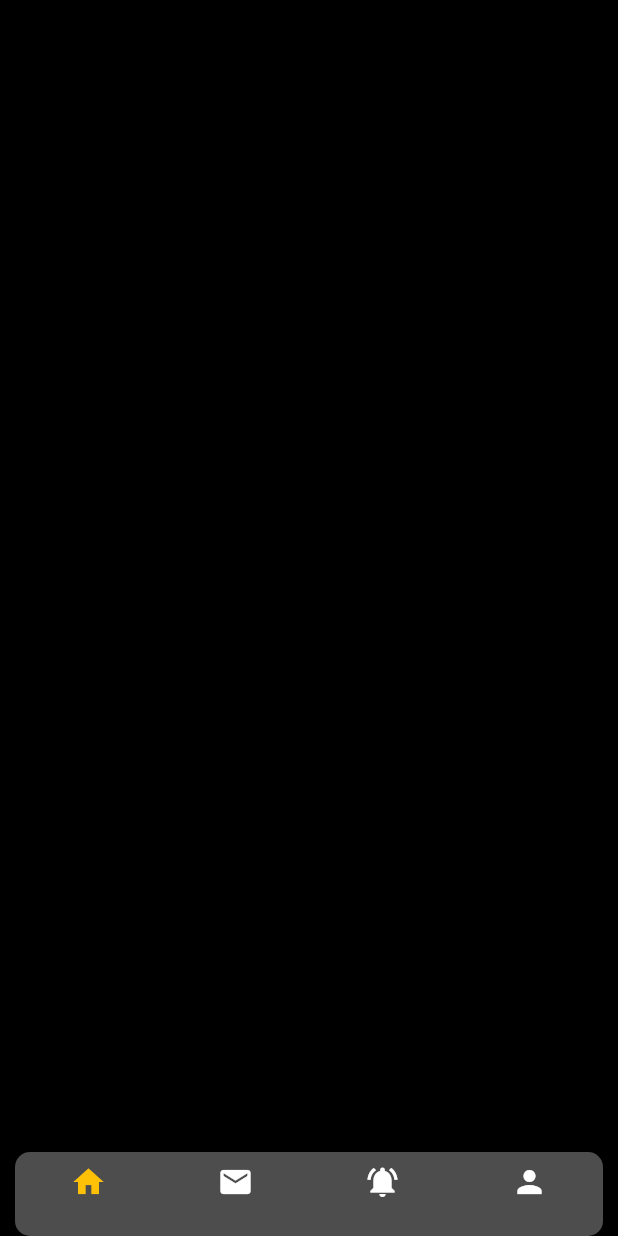
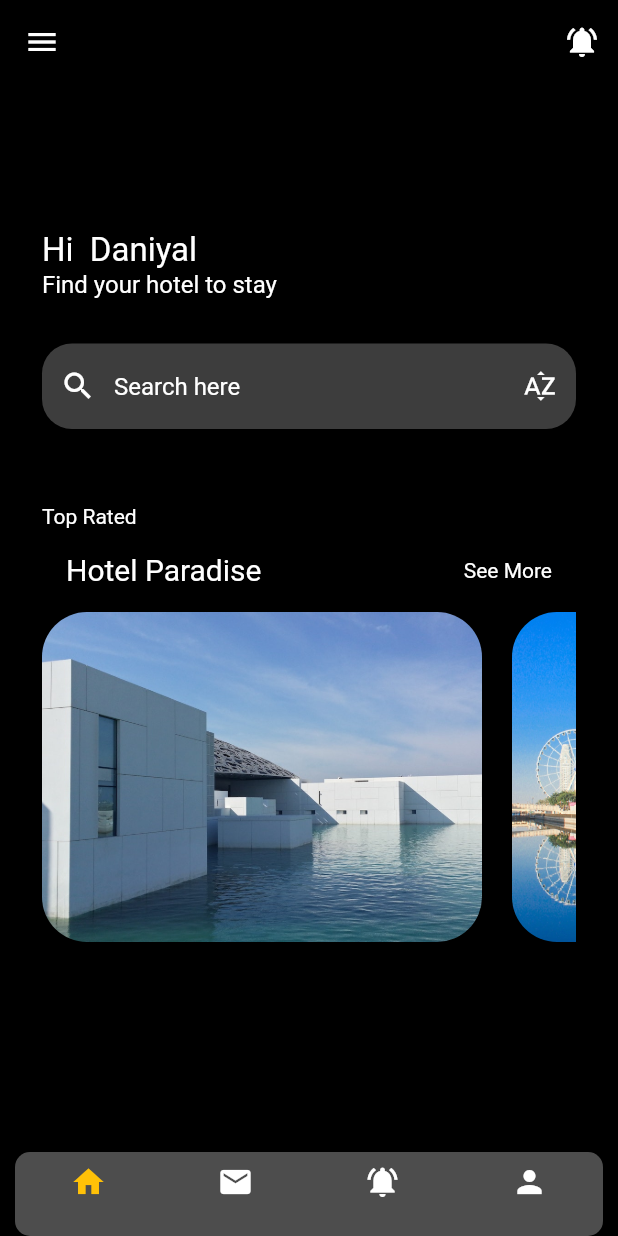
Before and after one commit to Bonnahjohn/hotel, a Flutter app: the Myhome screen opened directly, on a phone screen of 412 x 824 dp. Run offline on Flutter 3.47's test engine with Material 2 defaults, Android fonts, the phone set to English and light mode, and no system bars; our stand-ins replace get; missing offline and left inert: dart:ffi.

Commit message:
Each hotel image is append in the home screen

```diff
--- /dev/null
+++ b/hotels/lib/pages/configuration.dart
@@ -0,0 +1,40 @@
+class Products {
+  late String image;
+  late String dummyText;
+  late int price;
+  late double rate;
+  late int id;
+  Products(
+      {required this.id,
+      required this.image,
+      required this.price,
+      required this.dummyText,
+      required this.rate});
+}
+
+List<Products> menus = [
+  Products(
+      id: 1,
+      image: "assets/waaw.jpg",
+      price: 500,
+      dummyText: 'dummyText',
+      rate: 4.9),
+  Products(
+      id: 2,
+      image: "assets/fan.jpg",
+      price: 500,
+      dummyText: 'dummyText',
+      rate: 4.9),
+  Products(
+      id: 3,
+      image: "assets/nice.jpg",
+      price: 500,
+      dummyText: 'dummyText',
+      rate: 4.9),
+  Products(
+      id: 4,
+      image: "assets/fs.jpg",
+      price: 500,
+      dummyText: 'dummyText',
+      rate: 4.9)
+];
--- a/hotels/lib/pages/home.dart
+++ b/hotels/lib/pages/home.dart
@@ -4,6 +4,8 @@ import 'dart:ffi';
 
 import 'package:get/get.dart';
 import 'package:flutter/material.dart';
+
+import 'mainhome.dart';
 
 class Myhome extends StatefulWidget {
   const Myhome({super.key});
@@ -14,11 +16,22 @@ class Myhome extends StatefulWidget {
 
 class _MyhomeState extends State<Myhome> {
   static List<Widget> EachPage = [
-    Text('1'),
-    Text('2'),
-    Text('3'),
-    Text('4'),
-    Text('5')
+    MainHome(),
+    Center(
+        child: Text(
+      'DUMMY PAGE',
+      style: TextStyle(color: Colors.white),
+    )),
+    Center(
+        child: Text(
+      'DUMMY PAGE',
+      style: TextStyle(color: Colors.white),
+    )),
+    Center(
+        child: Text(
+      'DUMMY PAGE',
+      style: TextStyle(color: Colors.white),
+    )),
   ];
   int Counter = 0;
 
@@ -31,55 +44,29 @@ class _MyhomeState extends State<Myhome> {
   @override
   Widget build(BuildContext context) {
     return Scaffold(
+      appBar: AppBar(
+        elevation: 0,
+        backgroundColor: Colors.black,
+        actions: [
+          IconButton(
+              onPressed: () {
+                Get.snackbar(
+                    colorText: Colors.white,
+                    snackPosition: SnackPosition.TOP,
+                    backgroundColor: Colors.teal,
+                    'Is just a dummy',
+                    'It is where the notification will shows up');
+              },
+              icon: Icon(Icons.notifications_active))
+        ],
+      ),
       drawer: Drawer(backgroundColor: Colors.amber.withOpacity(0.9)),
       backgroundColor: Colors.black,
       body: SafeArea(
         child: SingleChildScrollView(
           child: Padding(
               padding: const EdgeInsets.all(16.0),
-              child: EachPage.elementAt(Counter)
-              //
-              // Column(
-              //   crossAxisAlignment: CrossAxisAlignment.start,
-              //   children: [
-              //     SizedBox(
-              //       height: 70,
-              //     ),
-              //     Text(
-              //       'Hi  Daniyal',
-              //       style: TextStyle(color: Colors.white, fontSize: 22),
-              //     ),
-              //     Text(
-              //       'Find your hotel to stay',
-              //       style: TextStyle(color: Colors.white, fontSize: 16),
-              //     ),
-              //     SizedBox(
-              //       height: 30,
-              //     ),
-              //     TextFormField(
-              //       autocorrect: true,
-              //       decoration: InputDecoration(
-              //           suffixIcon: Icon(
-              //             Icons.sort_by_alpha,
-              //             color: Colors.white,
-              //           ),
-              //           prefixIcon: Icon(
-              //             Icons.search,
-              //             color: Colors.white,
-              //           ),
-              //           hintText: 'Search here',
-              //           hintStyle: TextStyle(color: Colors.white),
-              //           contentPadding:
-              //               EdgeInsets.symmetric(vertical: 19, horizontal: 20),
-              //           fillColor: Colors.white24,
-              //           filled: true,
-              //           border: OutlineInputBorder(
-              //               borderSide: BorderSide.none,
-              //               borderRadius: BorderRadius.all(Radius.circular(20)))),
-              //     ),
-              //   ],
-              // ),
-              ),
+              child: EachPage.elementAt(Counter)),
         ),
       ),
       bottomNavigationBar: Padding(
--- /dev/null
+++ b/hotels/lib/pages/mainhome.dart
@@ -0,0 +1,117 @@
+// ignore_for_file: unused_import, depend_on_referenced_packages, prefer_const_constructors
+
+import 'package:get/get.dart';
+import 'package:flutter/material.dart';
+import 'package:hotels/pages/configuration.dart';
+
+class MainHome extends StatefulWidget {
+  const MainHome({super.key});
+
+  @override
+  State<MainHome> createState() => _MainHomeState();
+}
+
+class _MainHomeState extends State<MainHome> {
+  @override
+  Widget build(BuildContext context) {
+    return SafeArea(
+      child: Padding(
+        padding: EdgeInsets.all(12),
+        child: Column(
+          crossAxisAlignment: CrossAxisAlignment.start,
+          mainAxisAlignment: MainAxisAlignment.start,
+          //mainAxisSize: MainAxisSize.min,
+          children: [
+            SizedBox(
+              height: 70,
+            ),
+            Text(
+              'Hi  Daniyal',
+              style: TextStyle(color: Colors.white, fontSize: 22),
+            ),
+            Text(
+              'Find your hotel to stay',
+              style: TextStyle(color: Colors.white, fontSize: 16),
+            ),
+            SizedBox(
+              height: 30,
+            ),
+            TextFormField(
+              autocorrect: true,
+              decoration: InputDecoration(
+                  suffixIcon: Icon(
+                    Icons.sort_by_alpha,
+                    color: Colors.white,
+                  ),
+                  prefixIcon: Icon(
+                    Icons.search,
+                    color: Colors.white,
+                  ),
+                  hintText: 'Search here',
+                  hintStyle: TextStyle(color: Colors.white),
+                  contentPadding:
+                      EdgeInsets.symmetric(vertical: 19, horizontal: 20),
+                  fillColor: Colors.white24,
+                  filled: true,
+                  border: OutlineInputBorder(
+                      borderSide: BorderSide.none,
+                      borderRadius: BorderRadius.all(Radius.circular(20)))),
+            ),
+            SizedBox(
+              height: 50,
+            ),
+            Text(
+              'Top Rated',
+              style: TextStyle(color: Colors.white),
+            ),
+            ListTile(
+              selectedTileColor: Colors.white,
+              leading: Text('Hotel Paradise',
+                  style: TextStyle(color: Colors.white, fontSize: 20)),
+              trailing: Text('See More', style: TextStyle(color: Colors.white)),
+            ),
+            SizedBox(
+              height: 220,
+              //width: 200,
+              child: GridView.builder(
+                  scrollDirection: Axis.horizontal,
+                  itemCount: menus.length,
+                  gridDelegate: SliverGridDelegateWithFixedCrossAxisCount(
+                      crossAxisCount: 1,
+                      childAspectRatio: 0.75,
+                      mainAxisSpacing: 20),
+                  itemBuilder: (context, index) => EachProduct(
+                        product: menus[index],
+                        press: () {},
+                      )),
+            ),
+          ],
+        ),
+      ),
+    );
+  }
+}
+
+class EachProduct extends StatefulWidget {
+  final Products product;
+  final Function press;
+  const EachProduct({super.key, required this.product, required this.press});
+
+  @override
+  State<EachProduct> createState() => _EachProductState();
+}
+
+class _EachProductState extends State<EachProduct> {
+  @override
+  Widget build(BuildContext context) {
+    return ClipRRect(
+      borderRadius: BorderRadius.circular(30),
+      child: Container(
+        child: Image.asset(
+          widget.product.image,
+          fit: BoxFit.cover,
+        ),
+      ),
+    );
+  }
+}
```
